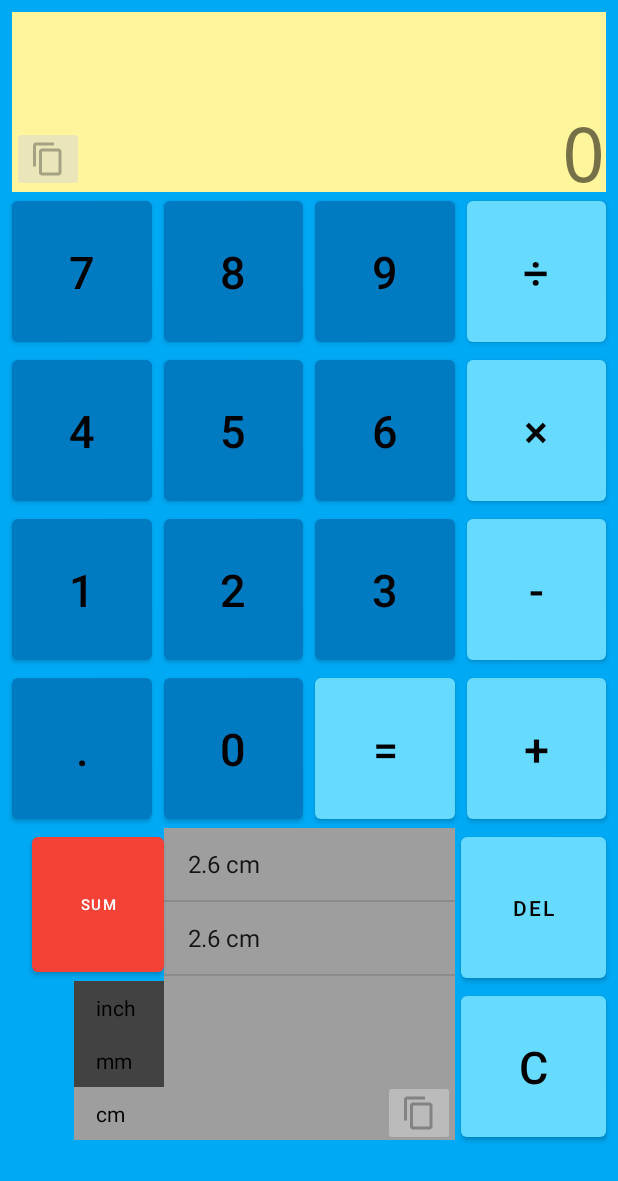
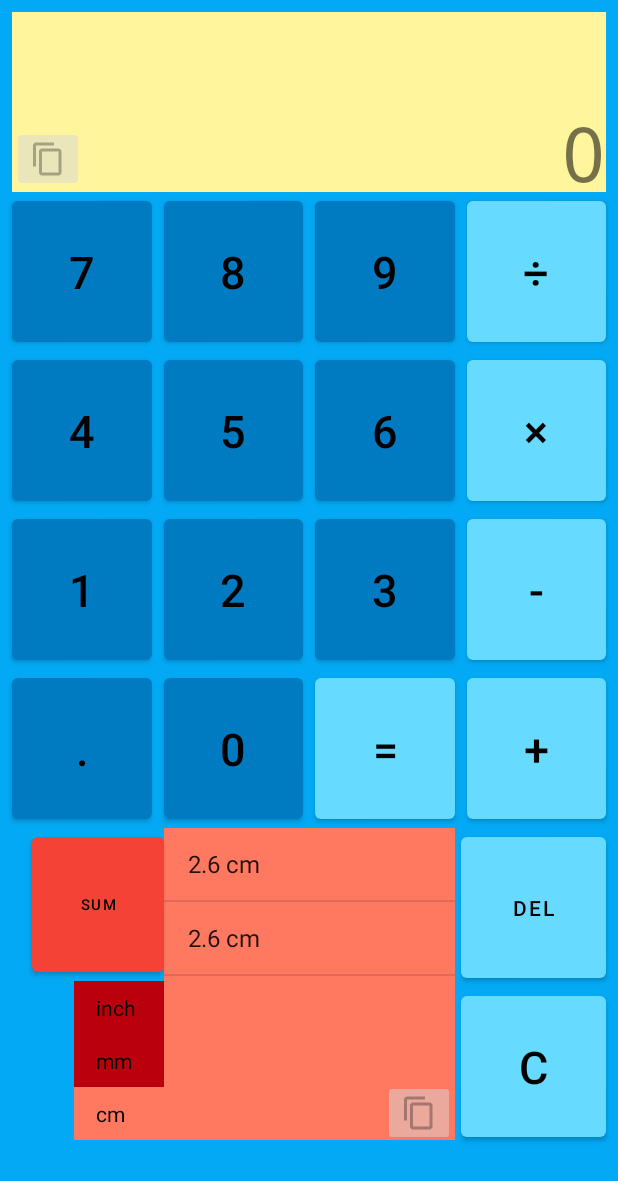
Before and after one commit to WakemanCK/Ruler-caltor-code, an Android app: the screen it shows after launch (Calculator), after a tap on "CALCULATOR", on a phone screen of 412 x 824 dp. Shown: the top 1181 px of the screen. Run offline under Robolectric (Android 15) with nearby library versions, the phone set to English and light mode, and no system bars; 2 statements that could not run were skipped; 3 other taps on this screen came first.

Commit message:
writing color

```diff
--- a/app/src/main/java/com/simpleruler/MainActivity.java
+++ b/app/src/main/java/com/simpleruler/MainActivity.java
@@ -16,6 +16,7 @@ import android.content.SharedPreferences;
 import android.graphics.Bitmap;
 import android.graphics.BitmapRegionDecoder;
 import android.graphics.Canvas;
+import android.graphics.Color;
 import android.graphics.Paint;
 import android.graphics.Rect;
 import android.graphics.drawable.Drawable;
@@ -43,18 +44,16 @@ import java.io.InputStream;
 public class MainActivity extends AppCompatActivity {
 
     // Ruler related
-    //public static final int RULER_IMAGE_HEIGHT = 3000;
-    //final int RULER_IMAGE_WIDTH = 300;
-    //static int rulerHeight; //, rulerWidth;
     float finalYDpi = 400f;
     int maxScreenHeight;
     static boolean calibrated = false;
     static boolean rulerHead;
+    static boolean sound;
     static boolean thickline;
     static boolean shortFormUnit;
     static String inchForm, cmForm, mmForm;
-    //  static String rulerImage = "rulerthin";
-    //  static String rulerInchImage = "rulerinchthin";
+    static int rulerColorGroup;
+    static Color rulerColor, numberColor;
     // Measurement lines related
     static boolean guidingLines;
     static int decimalPlace;
@@ -301,6 +300,7 @@ public class MainActivity extends AppCompatActivity {
                 editor.putBoolean(getString(R.string.pref_metric_cm_key), metricCM);
                 editor.apply();
                 printGuidingLineText();
+                setRuler();
                 openOption();
             }
             // Clear data
@@ -422,10 +422,14 @@ public class MainActivity extends AppCompatActivity {
                     }
                 }
             }
-            rulerCanvas.drawLine(0, lineY + rulerHeadLength, lineLength, lineY + rulerHeadLength, rulerPaint);
+            if (thickline){
+                rulerCanvas.drawRect(0,lineY+rulerHeadLength-1, lineLength, lineY + rulerHeadLength+1, rulerPaint);
+            }else {
+                rulerCanvas.drawLine(0, lineY + rulerHeadLength, lineLength, lineY + rulerHeadLength, rulerPaint);
+            }
             lineY += finalYDpi / 16f;
             lineCount++;
-        } while (lineY < screenHeight);
+        } while (lineY < screenHeight + 50);
         // Draw cm/mm
         rulerPaint.setTextAlign(Paint.Align.RIGHT);
         lineY = 0f;
@@ -446,10 +450,14 @@ public class MainActivity extends AppCompatActivity {
                     lineLength = 70;
                 }
             }
-            rulerCanvas.drawLine(screenWidth - lineLength, lineY + rulerHeadLength, screenWidth, lineY + rulerHeadLength, rulerPaint);
+            if (thickline) {
+                rulerCanvas.drawRect(screenWidth-lineLength, lineY+rulerHeadLength-1,screenWidth, lineY+rulerHeadLength+1, rulerPaint);
+            }else{
+                rulerCanvas.drawLine(screenWidth - lineLength, lineY + rulerHeadLength, screenWidth, lineY + rulerHeadLength, rulerPaint);
+            }
             lineY += finalYDpi / 25.4f;
             lineCount++;
-        } while (lineY < screenHeight);
+        } while (lineY < screenHeight + 50);
         rulerImage.setImageBitmap(rulerBitmap);
         // Show calibration ratio
         TextView textView = findViewById(R.id.calibrateTextView);
--- a/app/src/main/res/layout/activity_calculator.xml
+++ b/app/src/main/res/layout/activity_calculator.xml
@@ -419,6 +419,7 @@
         android:layout_height="0dp"
         android:onClick="sumAll"
         android:text="@string/sumAllText"
+        android:textColor="@color/colorLine"
         android:textSize="10sp"
         app:backgroundTint="@color/colorListButton"
         app:layout_constraintBottom_toTopOf="@id/unitRadioGroup"
--- a/app/src/main/res/values/colors.xml
+++ b/app/src/main/res/values/colors.xml
@@ -1,12 +1,19 @@
 <?xml version="1.0" encoding="utf-8"?>
 <resources>
-    <color name="colorPrimary">#00a9f4</color>
+    <color name="colorPrimary">#03a9f4</color>
     <color name="colorPrimaryDark">#007ac1</color>
     <color name="colorPrimaryLight">#67daff</color>
-    <color name="colorAccent">#ffffff</color>
+    <color name="colorAccent">#b3e5fc</color>
     <color name="colorLine">#000000</color>
     <color name="colorScreen">#fff59d</color>
-    <color name="colorList">#9e9e9e</color>
-    <color name="colorListDark">#424242</color>
     <color name="colorListButton">#f44336</color>
+    <color name="colorListDark">#ba000d</color>
+    <color name="colorList">#ff7961</color>
+    <!-- ruler colors
+    <color name="colorBlack">#000000</color>
+    <color name="colorWhite">#000000</color>
+    <color name="colorRed">#000000</color>
+    <color name="colorBlack">#000000</color>
+    <color name="colorBlack">#000000</color>
+    <color name="colorBlack">#000000</color>  -->
 </resources>
```
Also changed, not shown: app/src/main/java/com/simpleruler/Option.java (+67 -42 lines), app/src/main/res/layout/activity_option.xml (+22 -7 lines).
